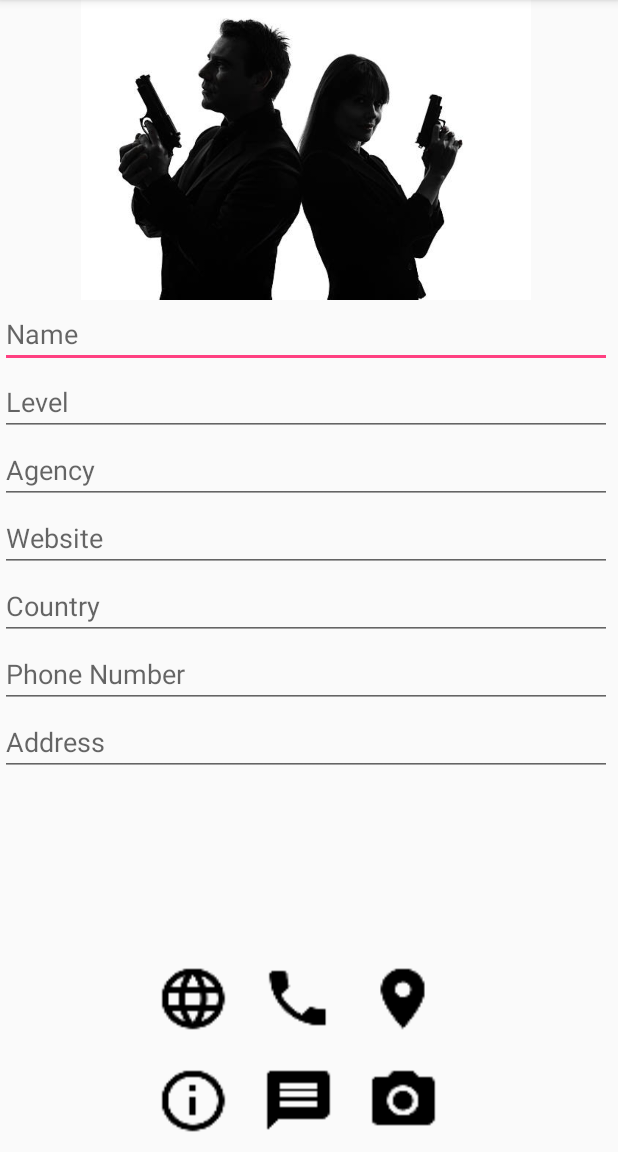
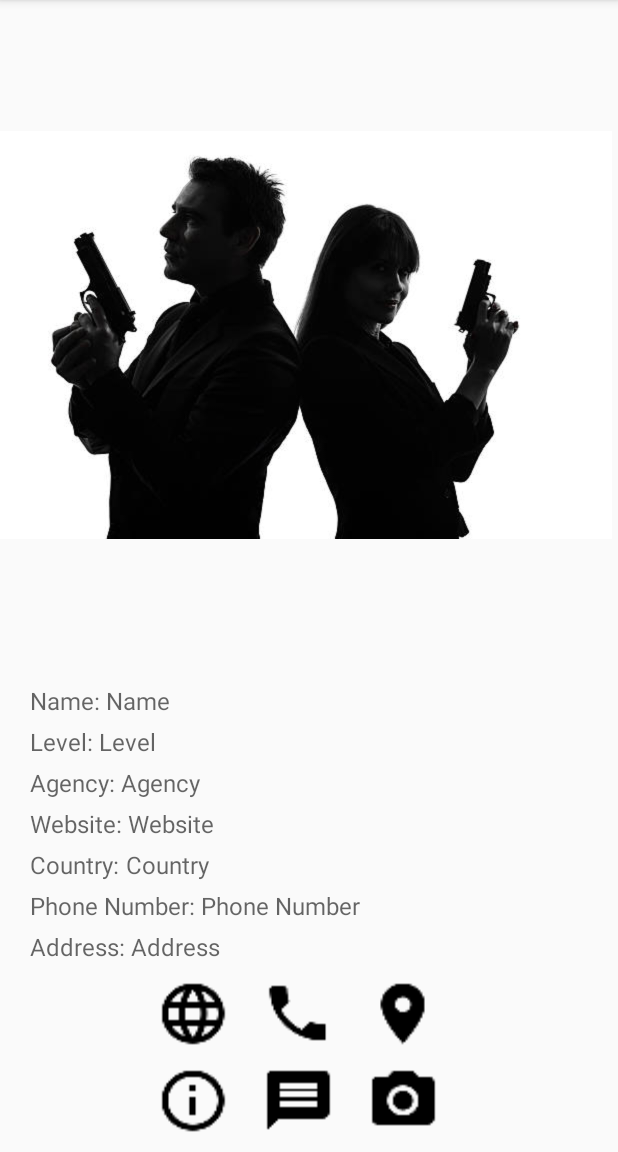
Before and after one commit to amandasrosa/XLambton, an Android app: the AgentProfileActivity screen opened directly, with no data from a screen before it, on a phone screen of 412 x 824 dp, the part 84-1236 px from its top. Run offline under Robolectric (Android 15) with nearby library versions, the phone set to English and light mode, and no system bars.

Commit message:
Refactor Agent Profile layout

```diff
--- a/app/src/main/res/layout/activity_agent_profile.xml
+++ b/app/src/main/res/layout/activity_agent_profile.xml
@@ -10,49 +10,154 @@
     <ImageView
         android:id="@+id/agent_profile_photo"
         android:layout_width="match_parent"
-        android:layout_height="200dp"
+        android:layout_height="0dp"
         android:scaleType="centerInside"
-        android:src="@drawable/secret_agent" />
+        android:src="@drawable/secret_agent"
+        android:layout_weight="1"/>
+
     <LinearLayout
         android:layout_width="match_parent"
         android:layout_height="wrap_content"
-        android:orientation="vertical"
-        android:layout_weight="1">
-        <EditText
+        android:orientation="vertical">
+        <LinearLayout
+            android:layout_width="match_parent"
+            android:layout_height="wrap_content"
+            android:orientation="horizontal"
+            android:layout_marginTop="10dp"
+            android:layout_marginLeft="20dp">
+            <TextView
+                android:layout_width="wrap_content"
+                android:layout_height="wrap_content"
+                android:hint="Name: "
+                android:textSize="16sp"/>
+            <TextView
                 android:id="@+id/agent_profile_name"
                 android:layout_width="match_parent"
                 android:layout_height="wrap_content"
-            android:hint="Name"/>
-        <EditText
+                android:layout_weight="1"
+                android:hint="Name"
+                android:textSize="16sp"/>
+        </LinearLayout>
+
+        <LinearLayout
+            android:layout_width="match_parent"
+            android:layout_height="wrap_content"
+            android:orientation="horizontal"
+            android:layout_marginTop="5dp"
+            android:layout_marginLeft="20dp">
+            <TextView
+                android:layout_width="wrap_content"
+                android:layout_height="wrap_content"
+                android:hint="Level: "
+                android:textSize="16sp"/>
+            <TextView
                 android:id="@+id/agent_profile_level"
                 android:layout_width="match_parent"
                 android:layout_height="wrap_content"
-            android:hint="Level"/>
-        <EditText
+                android:layout_weight="1"
+                android:hint="Level"
+                android:textSize="16sp"/>
+        </LinearLayout>
+
+        <LinearLayout
+            android:layout_width="match_parent"
+            android:layout_height="wrap_content"
+            android:orientation="horizontal"
+            android:layout_marginTop="5dp"
+            android:layout_marginLeft="20dp">
+            <TextView
+                android:layout_width="wrap_content"
+                android:layout_height="wrap_content"
+                android:hint="Agency: "
+                android:textSize="16sp"/>
+            <TextView
                 android:id="@+id/agent_profile_agency"
                 android:layout_width="match_parent"
                 android:layout_height="wrap_content"
-            android:hint="Agency"/>
-        <EditText
+                android:layout_weight="1"
+                android:hint="Agency"
+                android:textSize="16sp"/>
+        </LinearLayout>
+
+        <LinearLayout
+            android:layout_width="match_parent"
+            android:layout_height="wrap_content"
+            android:orientation="horizontal"
+            android:layout_marginTop="5dp"
+            android:layout_marginLeft="20dp">
+            <TextView
+                android:layout_width="wrap_content"
+                android:layout_height="wrap_content"
+                android:hint="Website: "
+                android:textSize="16sp"/>
+            <TextView
                 android:id="@+id/agent_profile_website"
                 android:layout_width="match_parent"
                 android:layout_height="wrap_content"
-            android:hint="Website"/>
-        <EditText
+                android:layout_weight="1"
+                android:hint="Website"
+                android:textSize="16sp"/>
+        </LinearLayout>
+
+        <LinearLayout
+            android:layout_width="match_parent"
+            android:layout_height="wrap_content"
+            android:orientation="horizontal"
+            android:layout_marginTop="5dp"
+            android:layout_marginLeft="20dp">
+            <TextView
+                android:layout_width="wrap_content"
+                android:layout_height="wrap_content"
+                android:hint="Country: "
+                android:textSize="16sp"/>
+            <TextView
                 android:id="@+id/agent_profile_country"
                 android:layout_width="match_parent"
                 android:layout_height="wrap_content"
-            android:hint="Country"/>
-        <EditText
+                android:layout_weight="1"
+                android:hint="Country"
+                android:textSize="16sp"/>
+        </LinearLayout>
+
+        <LinearLayout
+            android:layout_width="match_parent"
+            android:layout_height="wrap_content"
+            android:orientation="horizontal"
+            android:layout_marginTop="5dp"
+            android:layout_marginLeft="20dp">
+            <TextView
+                android:layout_width="wrap_content"
+                android:layout_height="wrap_content"
+                android:hint="Phone Number: "
+                android:textSize="16sp"/>
+            <TextView
                 android:id="@+id/agent_profile_phone_number"
                 android:layout_width="match_parent"
                 android:layout_height="wrap_content"
-            android:hint="Phone Number"/>
-        <EditText
+                android:layout_weight="1"
+                android:hint="Phone Number"
+                android:textSize="16sp"/>
+        </LinearLayout>
+
+        <LinearLayout
+            android:layout_width="match_parent"
+            android:layout_height="wrap_content"
+            android:orientation="horizontal"
+            android:layout_marginTop="5dp"
+            android:layout_marginLeft="20dp">
+            <TextView
+                android:layout_width="wrap_content"
+                android:layout_height="wrap_content"
+                android:hint="Address: "
+                android:textSize="16sp"/>
+            <TextView
                 android:id="@+id/agent_profile_address"
                 android:layout_width="match_parent"
                 android:layout_height="wrap_content"
-            android:hint="Address"/>
+                android:layout_weight="1"
+                android:hint="Address"
+                android:textSize="16sp"/>
+        </LinearLayout>
     </LinearLayout>
     <LinearLayout
         android:layout_width="200dp"
@@ -84,7 +189,6 @@
         android:layout_height="wrap_content"
         android:orientation="horizontal"
         android:layout_gravity="center"
-        android:layout_marginTop="10dp"
         android:layout_marginBottom="10dp">
         <Button
             android:id="@+id/agent_profile_button_info"
@@ -104,6 +208,4 @@
             android:layout_height="wrap_content"
             android:background="@drawable/ic_camera_alt_black_24dp"/>
     </LinearLayout>
-
-
 </LinearLayout>
```
Lines whose indentation alone changed are shown as unchanged.
